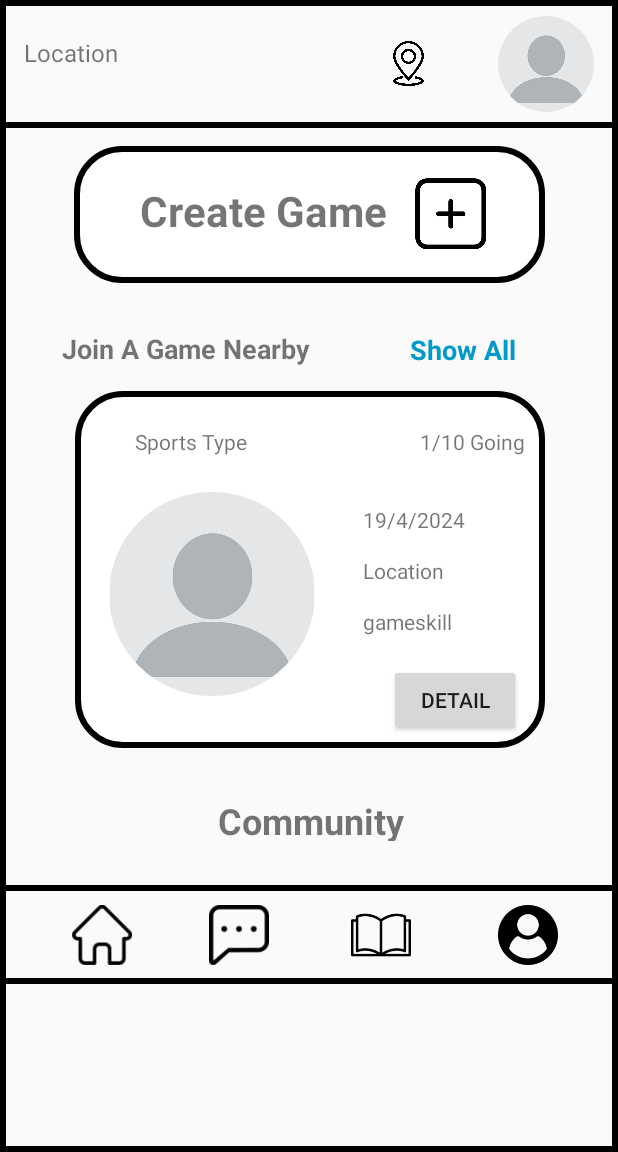
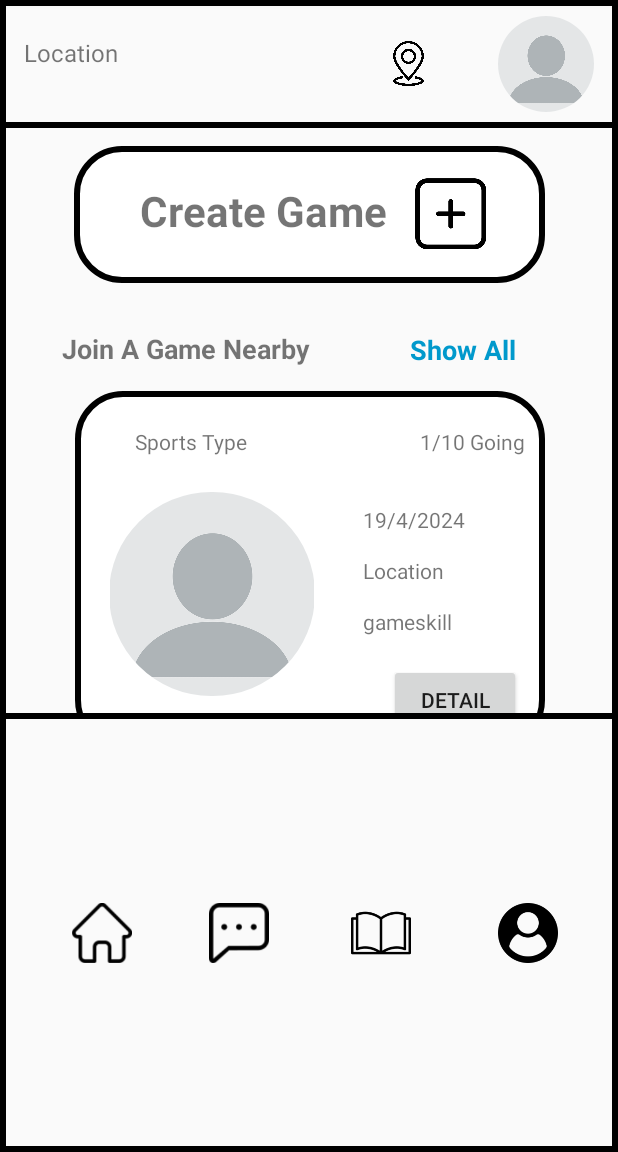
Before and after one commit to Hang1104/SportBuddyApp, an Android app: the screen it shows after launch (HomePage), on a phone screen of 412 x 824 dp, the part 84-1236 px from its top. Run offline under Robolectric (Android 15) with nearby library versions, the phone set to English and light mode, and no system bars; our stand-ins replace Firebase (no records; nobody signed in at launch, a user with empty details on screens opened directly), Picasso; pictures from the network do not load; 2 statements that could not run were skipped.

Commit message:
Update activity_home_page.xml

```diff
--- a/app/src/main/res/layout/activity_home_page.xml
+++ b/app/src/main/res/layout/activity_home_page.xml
@@ -58,8 +58,8 @@
     <ScrollView
         android:id="@+id/Home_scrollView1"
         android:layout_width="match_parent"
-        android:layout_height="475dp"
-        android:layout_marginBottom="29dp">
+        android:layout_height="390dp"
+        android:layout_marginBottom="0dp">
 
         <LinearLayout
             android:layout_width="match_parent"
@@ -171,10 +171,10 @@
                         android:layout_marginStart="40dp"
                         android:layout_marginTop="24dp"
                         android:text="Sports Type"
+                        app:layout_constraintEnd_toStartOf="@+id/joinedParticipants"
                         app:layout_constraintHorizontal_bias="0.0"
                         app:layout_constraintStart_toStartOf="parent"
-                        app:layout_constraintTop_toTopOf="parent"
-                        app:layout_constraintEnd_toStartOf="@+id/joinedParticipants"/>
+                        app:layout_constraintTop_toTopOf="parent" />
 
                     <!--                    <TextView-->
                     <!--                        android:id="@+id/gameformat"-->
@@ -204,7 +204,7 @@
                         android:layout_marginTop="24dp"
                         android:text="/"
                         app:layout_constraintStart_toEndOf="@+id/joinedParticipants"
-                        app:layout_constraintTop_toTopOf="parent"/>
+                        app:layout_constraintTop_toTopOf="parent" />
 
                     <TextView
                         android:id="@+id/maxPlayers"
@@ -331,7 +331,7 @@
 
     <androidx.constraintlayout.widget.ConstraintLayout
         android:layout_width="match_parent"
-        android:layout_height="66dp"
+        android:layout_height="match_parent"
         android:background="@drawable/border"
         app:layout_constraintBottom_toBottomOf="parent"
         app:layout_constraintEnd_toEndOf="parent"
```
Lines whose indentation alone changed are shown as unchanged.
